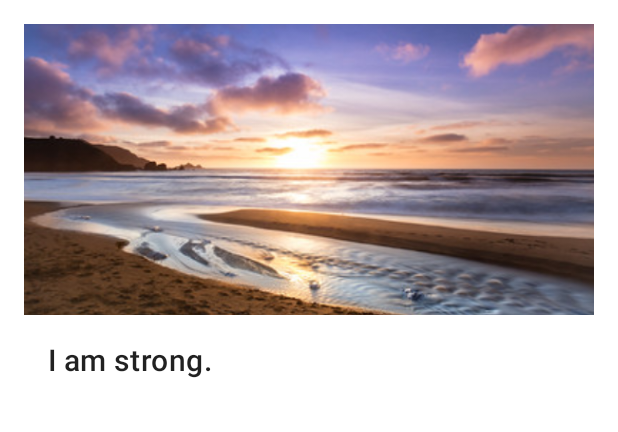
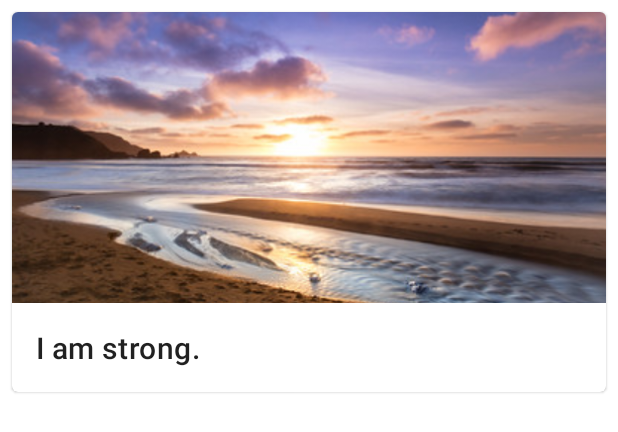
Before and after one commit to ukjinlee/android-samples, an Android app: the layout list_item.xml on its own in the app's theme, with its tools: preview values and no code run, on a phone screen of 412 x 824 dp. Shown: the top 432 px of the screen. Run offline under Robolectric (Android 15) with nearby library versions, the phone set to English and light mode, and no system bars.

Commit message:
Use cards

```diff
--- a/Affirmations/app/src/main/res/layout/list_item.xml
+++ b/Affirmations/app/src/main/res/layout/list_item.xml
@@ -1,9 +1,13 @@
 <?xml version="1.0" encoding="utf-8"?>
-<LinearLayout xmlns:android="http://schemas.android.com/apk/res/android"
-    xmlns:tools="http://schemas.android.com/tools"
+<com.google.android.material.card.MaterialCardView xmlns:android="http://schemas.android.com/apk/res/android"
     android:layout_width="match_parent"
     android:layout_height="wrap_content"
-    android:padding="16dp"
+    xmlns:tools="http://schemas.android.com/tools"
+    android:layout_margin="8dp">
+
+<LinearLayout
+    android:layout_width="match_parent"
+    android:layout_height="wrap_content"
     android:orientation="vertical">
 
     <ImageView
@@ -16,10 +20,12 @@
 
     <TextView
         android:id="@+id/item_title"
-        android:padding="16dp"
-        android:textAppearance="?attr/textAppearanceHeadline6"
+        tools:text="@string/affirmation1"
         android:layout_width="wrap_content"
         android:layout_height="wrap_content"
-        tools:text="@string/affirmation1" />
+        android:padding="16dp"
+        android:textAppearance="?attr/textAppearanceHeadline6" />
 
 </LinearLayout>
+
+</com.google.android.material.card.MaterialCardView>
```
